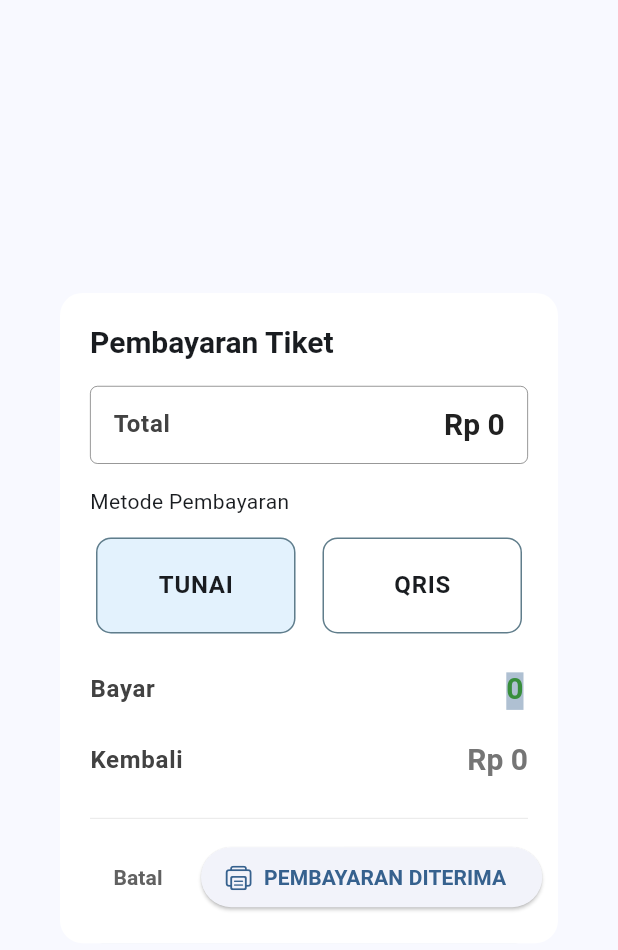
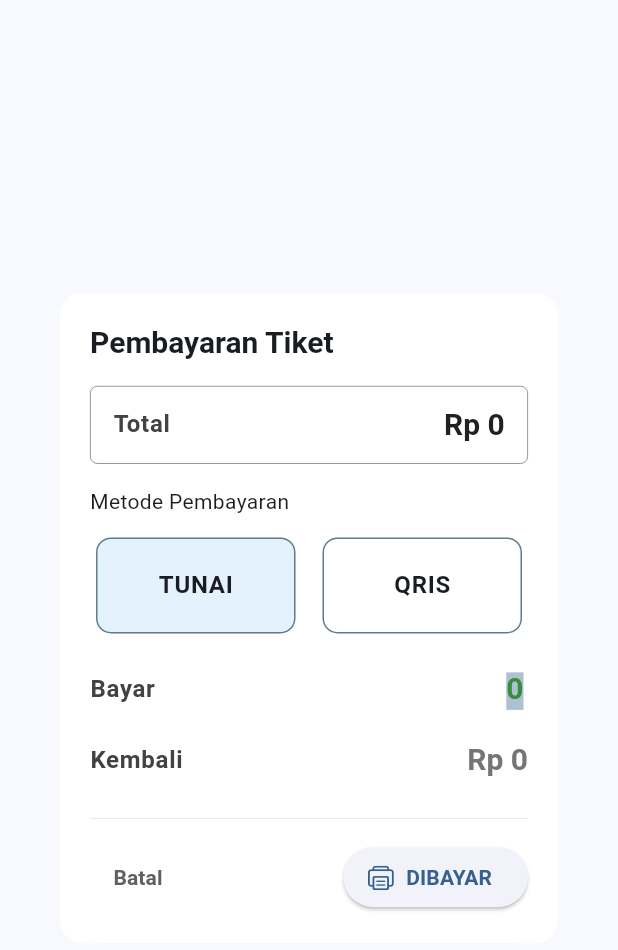
Before and after one commit to ikbalmoh/tik-at-app, a Flutter app: the CheckoutDialog widget shown alone on an empty page, opened directly, on a phone screen of 412 x 824 dp. Shown: the top 950 px of the screen. Run offline on Flutter 3.47's test engine with Material 3 defaults, Android fonts, the phone set to English and light mode, and no system bars; our stand-ins replace device_info_plus, dio, equatable, get, get_storage, responsive_framework and 1 more; missing offline and left inert: blue_thermal_printer; accounts and stored records are empty; network calls fail.

```diff
--- a/lib/screens/home/components/checkout_dialog.dart
+++ b/lib/screens/home/components/checkout_dialog.dart
@@ -288,7 +288,7 @@ class _CheckoutDialogState extends State<CheckoutDialog> {
                                       ? submitTransaction()
                                       : settingController.openPrinterSetting()
                               : null,
-                          label: const Text('PEMBAYARAN DITERIMA'),
+                          label: const Text('DIBAYAR'),
                         ),
                       ],
                     ),
--- a/pubspec.yaml
+++ b/pubspec.yaml
@@ -1,5 +1,5 @@
 name: tik_at_app
-description: 'A new Flutter project.'
+description: 'eTiket Situ Bagendit.'
 # The following line prevents the package from being accidentally published to
 # pub.dev using `flutter pub publish`. This is preferred for private packages.
 publish_to: 'none' # Remove this line if you wish to publish to pub.dev
```
Also changed, not shown: 63 other files.
